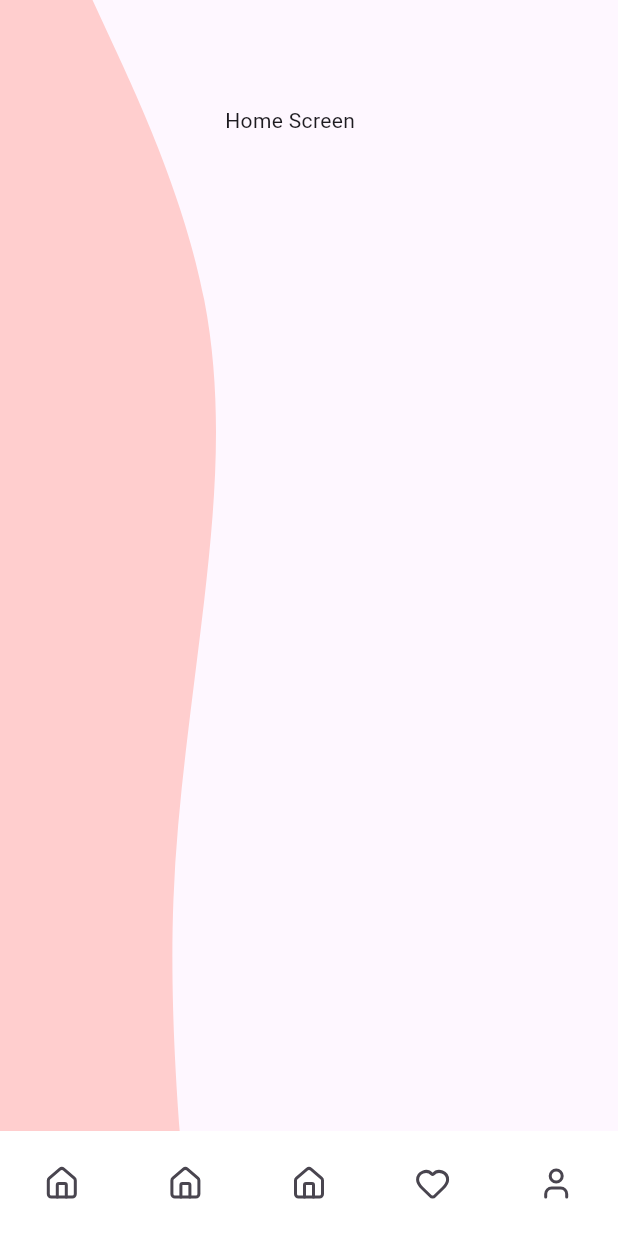
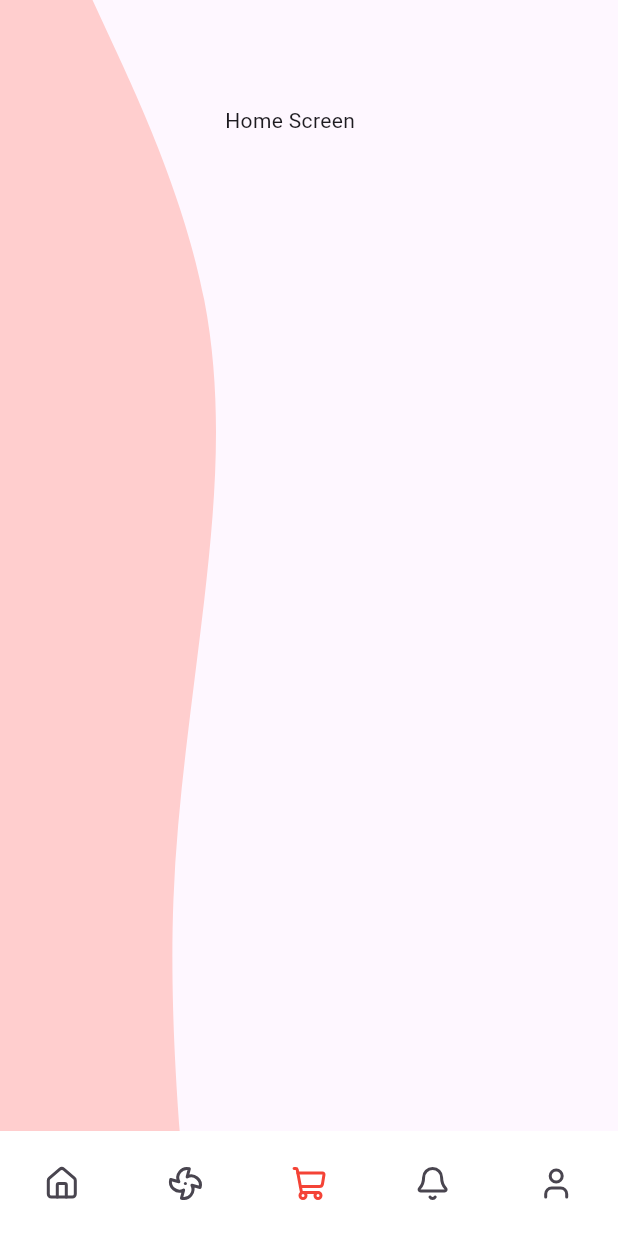
Before and after one commit to Flutter-gg-1/Shimmer-application, a Flutter app: the screen it shows after launch, on a phone screen of 412 x 824 dp. Run offline on Flutter 3.47's test engine with Material 3 defaults, Android fonts, the phone set to English and light mode, and no system bars; our stand-ins replace lucide_icons.

Commit message:
UPD HomeScreen 0.0.1

```diff
--- a/lib/home_screen.dart
+++ b/lib/home_screen.dart
@@ -20,15 +20,15 @@ class HomeScreen extends StatelessWidget {
             ),
             IconButton(
               onPressed: () {},
-              icon: const Icon(LucideIcons.home),
+              icon: const Icon(LucideIcons.fan),
             ),
             IconButton(
               onPressed: () {},
-              icon: const Icon(LucideIcons.home),
+              icon: const Icon(LucideIcons.shoppingCart, color: Colors.red),
             ),
             IconButton(
               onPressed: () {},
-              icon: const Icon(LucideIcons.heart),
+              icon: const Icon(LucideIcons.bell),
             ),
             IconButton(
               onPressed: () {},
```
